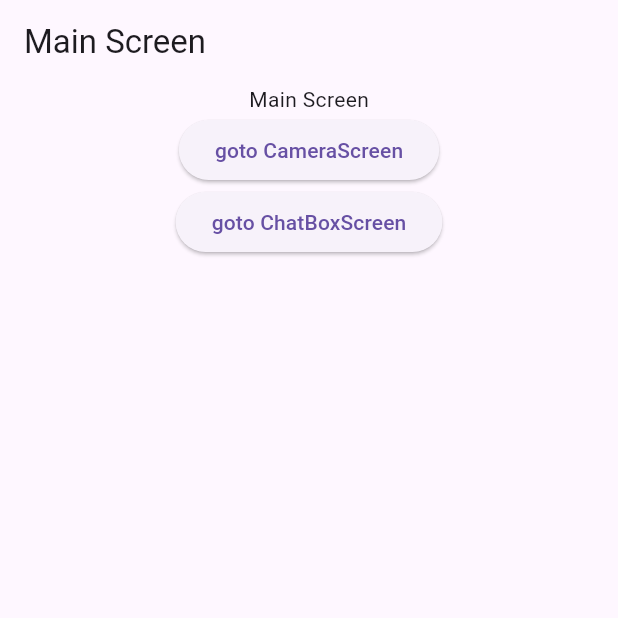
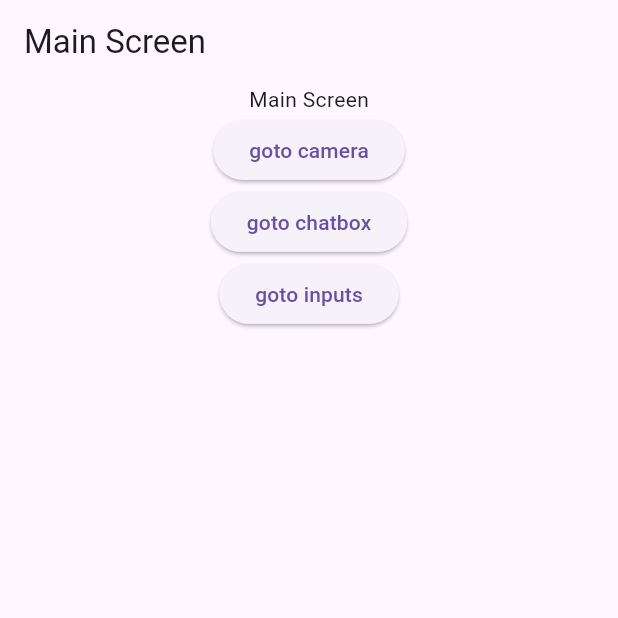
Before and after one commit to samuel5721/chatfit, a Flutter app: the screen it shows after launch, on a phone screen of 412 x 824 dp, the top half of it. Run offline on Flutter 3.47's test engine with Material 3 defaults, Android fonts, the phone set to English and light mode, and no system bars; our stand-ins replace firebase_core, firebase_storage, image_picker; accounts and stored records are empty.

Commit message:
feat: route fix, inputs

```diff
--- a/lib/routes.dart
+++ b/lib/routes.dart
@@ -1,10 +1,12 @@
 import 'package:flutter/material.dart';
 import 'package:second_application/screens/camera_screen.dart';
 import 'package:second_application/screens/chat_box_screen.dart';
+import 'package:second_application/screens/inputs_screen.dart';
 import 'package:second_application/screens/main_screen.dart';
 
 final routes = {
   '/': (BuildContext context) => const MainScreen(),
   '/camera': (BuildContext context) => const CameraScreen(),
   '/chatbox': (BuildContext context) => const ChatBoxScreen(),
+  '/inputs': (BuildContext context) => const InputsScreen(),
 };
--- a/lib/screens/main_screen.dart
+++ b/lib/screens/main_screen.dart
@@ -13,20 +13,28 @@ class MainScreen extends StatelessWidget {
         child: Column(
           children: [
             const Text('Main Screen'),
-              ElevatedButton(
-                child: const Text('goto CameraScreen'),
-                onPressed: () {
-                  Navigator.pushNamed(context, '/camera');
-                },
-              ),
-              ElevatedButton(
-                child: const Text('goto ChatBoxScreen'),
-                onPressed: () {
-                  Navigator.pushNamed(context, '/chatbox');
-                },
-              ),
+            LocateButton(location: 'camera'),
+            LocateButton(location: 'chatbox'),
+            LocateButton(location: 'inputs'),
           ],
         ),
-        ));
+      ),
+    );
   }
 }
+
+class LocateButton extends StatelessWidget {
+  String location;
+
+  LocateButton({super.key, required this.location});
+
+  @override
+  Widget build(BuildContext context) {
+    return ElevatedButton(
+      child: Text('goto $location'),
+      onPressed: () {
+        Navigator.pushNamed(context, '/$location');
+      },
+    );
+  }
+}
```
Also changed, not shown: lib/screens/inputs_screen.dart (+86 -8 lines). Lines whose indentation alone changed are shown as unchanged.
